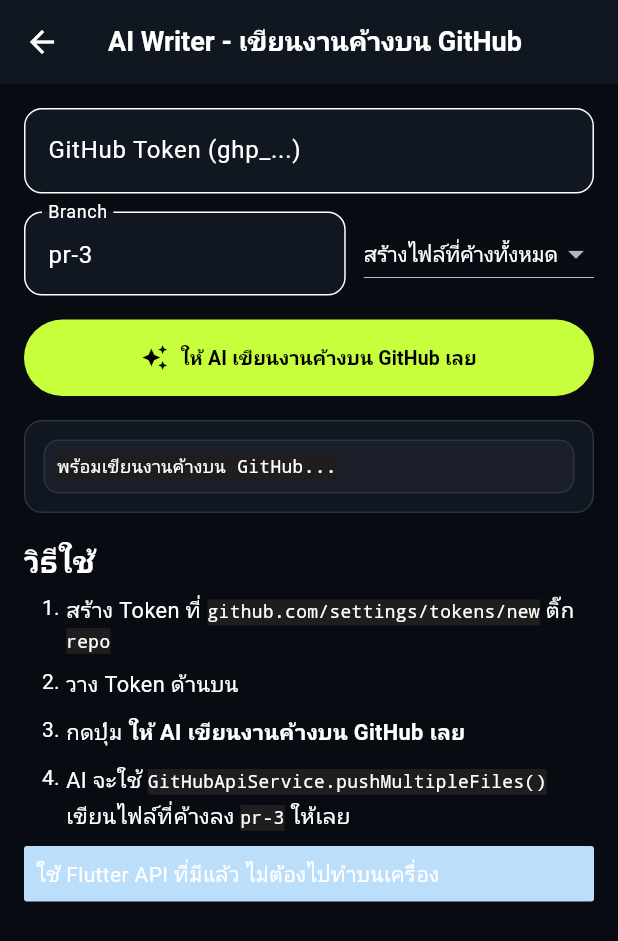
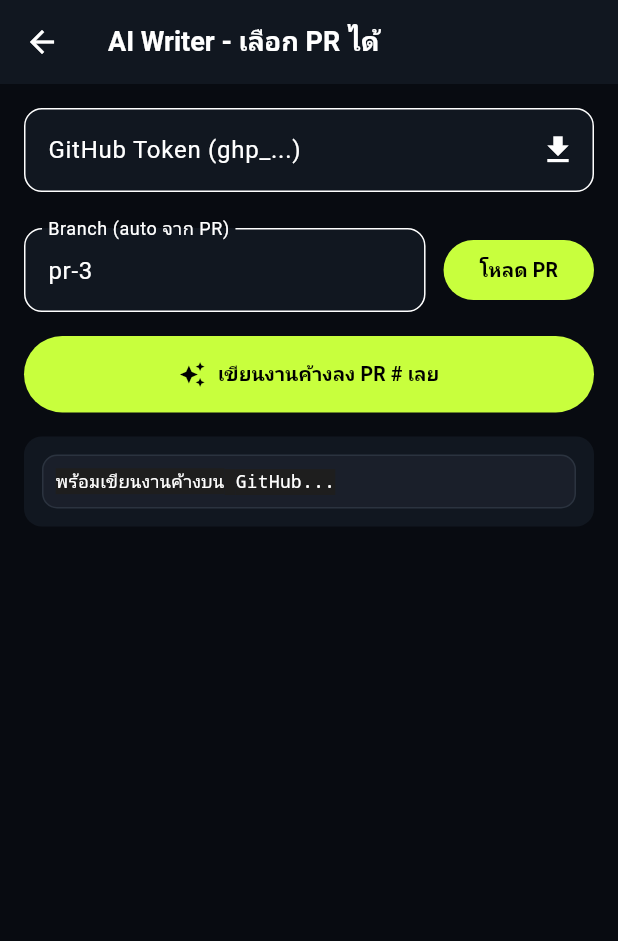
Before and after one commit to phakphoum38-stack/EqualizerPro, a Flutter app: the GithubAiWriterPage screen opened directly, on a phone screen of 412 x 824 dp. Shown: the top 941 px of the screen. Run offline on Flutter 3.47's test engine with Material 3 defaults, Android fonts, the phone set to English and light mode, and no system bars; drawn by our look-alikes of flutter_markdown; our stand-ins replace cached_network_image, file_picker, shared_preferences, youtube_player_iframe; missing offline and left inert: audio_session, desktop_drop, flutter_soloud; accounts and stored records are empty; Roboto replaces fonts that are missing (Segoe UI); statements that could not run were skipped.

Commit message:
feat: add PR selector - load PRs and write pending work to selected PR

````diff
--- a/lib/features/github/presentation/pages/github_ai_writer_page.dart
+++ b/lib/features/github/presentation/pages/github_ai_writer_page.dart
@@ -12,8 +12,11 @@
   final tokenCtrl = TextEditingController();
   final branchCtrl = TextEditingController(text: 'pr-3');
   bool isWriting = false;
+  bool isLoadingPRs = false;
   String log = 'พร้อมเขียนงานค้างบน GitHub...';
   String selectedTask = 'สร้างไฟล์ที่ค้างทั้งหมด';
+  List<Map<String, dynamic>> prs = [];
+  Map<String, dynamic>? selectedPR;
 
   final pendingTasks = {
     'สร้างไฟล์ที่ค้างทั้งหมด': {
@@ -46,7 +49,7 @@
     return Scaffold(
       backgroundColor: Color(0xFF080B11),
       appBar: AppBar(title: Text('Help')),
-      body: SingleChildScrollView(padding: EdgeInsets.all(16), child: EqMarkdownViewer(data: "# Help\\n\\n- Bass 60Hz\\n- Mid 1kHz\\n- High 12kHz")),
+      body: SingleChildScrollView(padding: EdgeInsets.all(16), child: EqMarkdownViewer(data: "# Help")),
     );
   }
 }
@@ -54,28 +57,48 @@
     },
   };
 
+  Future<void> loadPRs() async {
+    if (tokenCtrl.text.isEmpty) {
+      setState(() => log = '❌ ใส่ Token ก่อนเพื่อโหลด PR');
+      return;
+    }
+    setState(() => isLoadingPRs = true);
+    final api = GitHubApiService(token: tokenCtrl.text);
+    final list = await api.listPullRequests();
+    setState(() {
+      prs = list;
+      isLoadingPRs = false;
+      if (prs.isNotEmpty) {
+        selectedPR = prs.firstWhere((p) => p['branch'] == 'pr-3', orElse: () => prs.first);
+        branchCtrl.text = selectedPR!['branch'];
+        log = '✅ โหลด PR ได้ ${prs.length} ตัว\nเลือก PR แล้วจะ auto ใส่ branch ให้';
+      } else {
+        log = '❌ ไม่พบ PR หรือ Token ไม่มีสิทธิ์';
+      }
+    });
+  }
+
   Future<void> writePendingWork() async {
     if (tokenCtrl.text.isEmpty) {
-      setState(() => log = '❌ ใส่ GitHub Token ก่อน (สร้างที่ github.com/settings/tokens)');
+      setState(() => log = '❌ ใส่ GitHub Token ก่อน');
       return;
     }
     setState(() {
       isWriting = true;
-      log = '🤖 AI กำลังเขียนงานค้างบน GitHub...\nBranch: ${branchCtrl.text}\n';
+      log = '🤖 AI กำลังเขียนงานค้าง...\nPR: #${selectedPR?['number'] ?? '-'} ${selectedPR?['title'] ?? ''}\nBranch: ${branchCtrl.text}\n';
     });
 
     final api = GitHubApiService(token: tokenCtrl.text);
     final files = pendingTasks[selectedTask]!;
 
     try {
-      log += '📤 กำลัง push ${files.length} ไฟล์...\n';
       final ok = await api.pushMultipleFiles(
         files: files,
         branch: branchCtrl.text,
-        message: 'feat: AI writes pending work via Flutter API - $selectedTask',
+        message: 'feat: AI writes pending work to PR #${selectedPR?['number']} via Flutter API',
       );
       setState(() {
-        log += ok? '✅ เขียนงานค้างเสร็จแล้วบน GitHub!\nดูที่ https://github.com/phakphoum38-stack/EqualizerPro/pull/3/files' : '❌ Push ไม่สำเร็จ ตรวจสอบ Token/Branch';
+        log += ok? '✅ เขียนลง PR #${selectedPR?['number']} สำเร็จ!\nhttps://github.com/phakphoum38-stack/EqualizerPro/pull/${selectedPR?['number']}/files' : '❌ Push ไม่สำเร็จ';
         isWriting = false;
       });
     } catch (e) {
@@ -90,10 +113,7 @@
   Widget build(BuildContext context) {
     return Scaffold(
       backgroundColor: const Color(0xFF080B11),
-      appBar: AppBar(
-        title: const Text('AI Writer - เขียนงานค้างบน GitHub'),
-        backgroundColor: const Color(0xFF111720),
-      ),
+      appBar: AppBar(title: const Text('AI Writer - เลือก PR ได้'), backgroundColor: const Color(0xFF111720)),
       body: ListView(
         padding: const EdgeInsets.all(16),
         children: [
@@ -103,68 +123,50 @@
             style: const TextStyle(color: Colors.white),
             decoration: InputDecoration(
               labelText: 'GitHub Token (ghp_...)',
-              hintText: 'สร้างที่ github.com/settings/tokens/new',
+              suffixIcon: IconButton(icon: Icon(Icons.download), onPressed: loadPRs),
               filled: true,
               fillColor: const Color(0xFF111720),
               border: OutlineInputBorder(borderRadius: BorderRadius.circular(12)),
             ),
+            onSubmitted: (_) => loadPRs(),
           ),
           const SizedBox(height: 12),
-          Row(
-            children: [
-              Expanded(
-                child: TextField(
-                  controller: branchCtrl,
-                  style: const TextStyle(color: Colors.white),
-                  decoration: InputDecoration(
-                    labelText: 'Branch',
-                    filled: true,
-                    fillColor: const Color(0xFF111720),
-                    border: OutlineInputBorder(borderRadius: BorderRadius.circular(12)),
-                  ),
-                ),
+          if (isLoadingPRs) const LinearProgressIndicator(color: Color(0xFFC8FF3D)),
+          if (prs.isNotEmpty)
+            Container(
+              padding: EdgeInsets.all(12),
+              decoration: BoxDecoration(color: Color(0xFF111720), borderRadius: BorderRadius.circular(12)),
+              child: DropdownButton<Map<String, dynamic>>(
+                value: selectedPR,
+                isExpanded: true,
+                dropdownColor: Color(0xFF1A1F2A),
+                style: TextStyle(color: Colors.white),
+                items: prs.map((pr) => DropdownMenuItem(value: pr, child: Text('PR #${pr['number']}: ${pr['title']} [${pr['branch']}]', overflow: TextOverflow.ellipsis))).toList(),
+                onChanged: (v) => setState(() {
+                  selectedPR = v;
+                  branchCtrl.text = v!['branch'];
+                }),
               ),
-              const SizedBox(width: 12),
-              DropdownButton<String>(
-                value: selectedTask,
-                dropdownColor: const Color(0xFF111720),
-                style: const TextStyle(color: Colors.white),
-                items: pendingTasks.keys.map((k) => DropdownMenuItem(value: k, child: Text(k))).toList(),
-                onChanged: (v) => setState(() => selectedTask = v!),
-              ),
-            ],
-          ),
+            ),
+          const SizedBox(height: 12),
+          Row(children: [
+            Expanded(child: TextField(controller: branchCtrl, style: TextStyle(color: Colors.white), decoration: InputDecoration(labelText: 'Branch (auto จาก PR)', filled: true, fillColor: Color(0xFF111720), border: OutlineInputBorder(borderRadius: BorderRadius.circular(12))))),
+            SizedBox(width: 12),
+            FilledButton(onPressed: loadPRs, child: Text('โหลด PR')),
+          ]),
           const SizedBox(height: 16),
           FilledButton.icon(
-            style: FilledButton.styleFrom(
-              backgroundColor: const Color(0xFFC8FF3D),
-              foregroundColor: Colors.black,
-              padding: const EdgeInsets.all(16),
-            ),
+            style: FilledButton.styleFrom(backgroundColor: Color(0xFFC8FF3D), foregroundColor: Colors.black, padding: EdgeInsets.all(16)),
             onPressed: isWriting? null : writePendingWork,
-            icon: isWriting? const SizedBox(width: 20, height: 20, child: CircularProgressIndicator(strokeWidth: 2)) : const Icon(Icons.auto_awesome),
-            label: Text(isWriting? 'AI กำลังเขียน...' : 'ให้ AI เขียนงานค้างบน GitHub เลย'),
+            icon: isWriting? SizedBox(width: 20, height: 20, child: CircularProgressIndicator(strokeWidth: 2)) : Icon(Icons.auto_awesome),
+            label: Text(isWriting? 'กำลังเขียน...' : 'เขียนงานค้างลง PR #${selectedPR?['number'] ?? ''} เลย'),
           ),
           const SizedBox(height: 16),
           Container(
-            padding: const EdgeInsets.all(12),
-            decoration: BoxDecoration(
-              color: const Color(0xFF111720),
-              borderRadius: BorderRadius.circular(12),
-              border: Border.all(color: const Color(0xFF2B333F)),
-            ),
+            padding: EdgeInsets.all(12),
+            decoration: BoxDecoration(color: Color(0xFF111720), borderRadius: BorderRadius.circular(12)),
             child: EqMarkdownViewer(data: "```\n$log\n```"),
           ),
-          const SizedBox(height: 20),
-          const EqMarkdownViewer(data: '''
-## วิธีใช้
-1. สร้าง Token ที่ `github.com/settings/tokens/new` ติ๊ก `repo`
-2. วาง Token ด้านบน
-3. กดปุ่ม **ให้ AI เขียนงานค้างบน GitHub เลย**
-4. AI จะใช้ `GitHubApiService.pushMultipleFiles()` เขียนไฟล์ที่ค้างลง `pr-3` ให้เลย
-
-> ใช้ Flutter API ที่มีแล้ว ไม่ต้องไปทำบนเครื่อง
-'''),
         ],
       ),
     );
````
Also changed, not shown: lib/core/github/github_api_service.dart (+16 -0 lines), tool/ai_writer.dart (deleted, +0 -125 lines), 1 other file.
